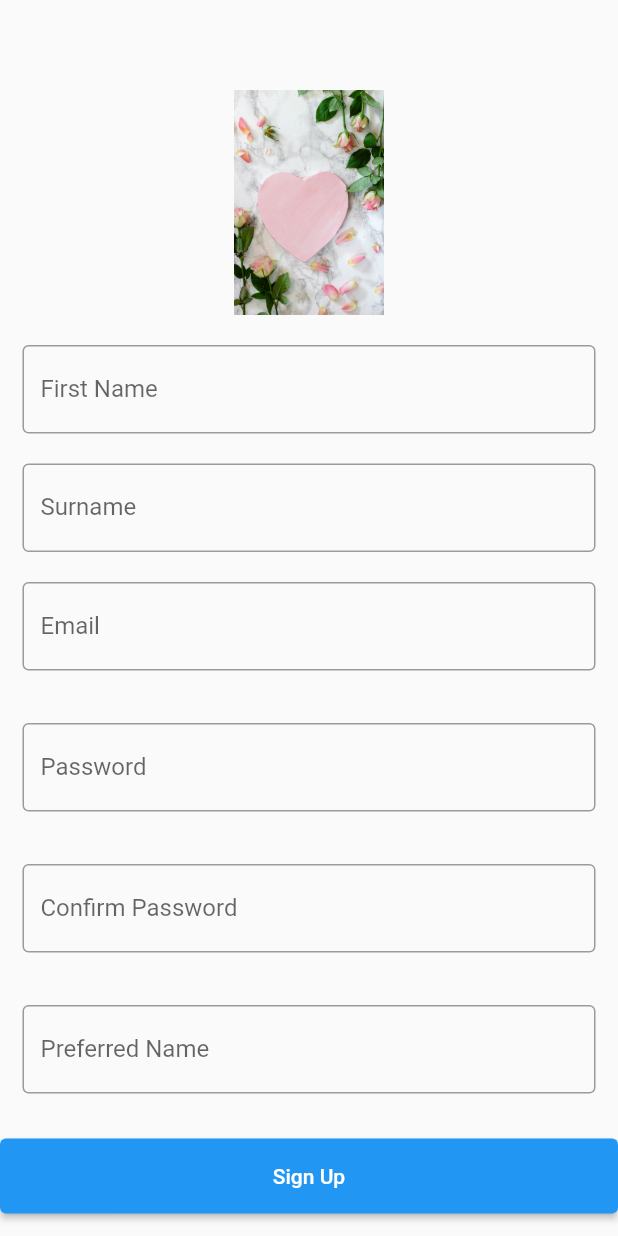
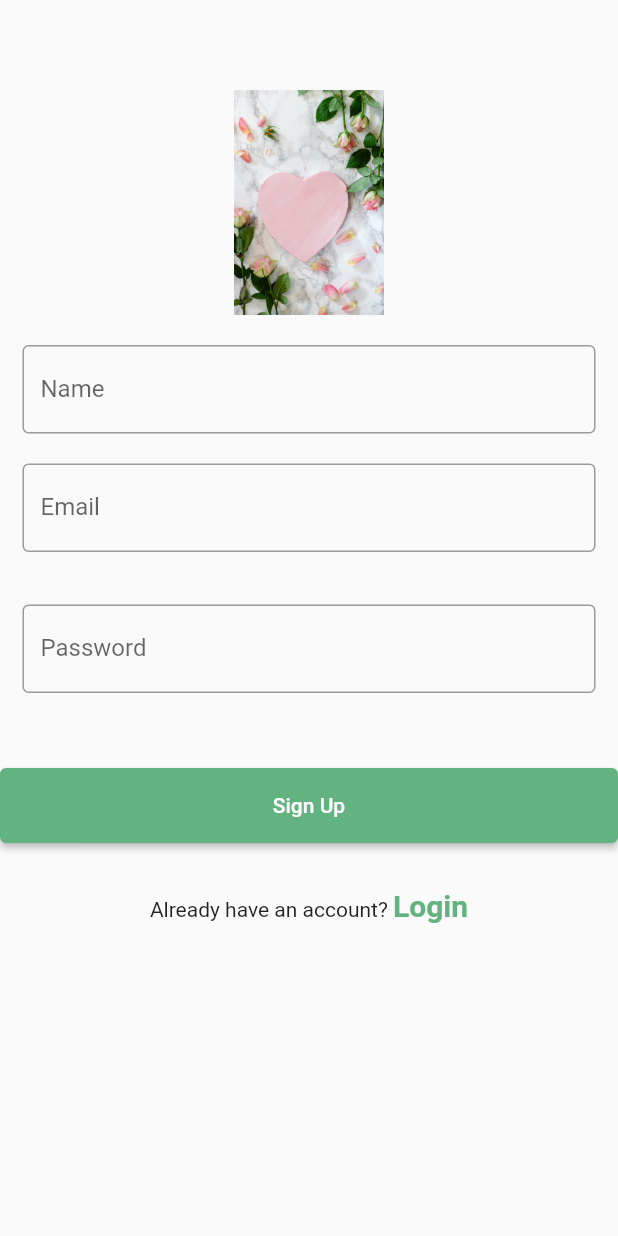
Before and after one commit to Amondi100/I_CARE, a Flutter app: the SignUp screen opened directly, on a phone screen of 412 x 824 dp. Run offline on Flutter 3.47's test engine with Material 2 defaults, Android fonts, the phone set to English and light mode, and no system bars; our stand-ins replace cloud_firestore, firebase_auth, firebase_core, flutter_smart_dialog, get, google_fonts; accounts and stored records are empty; network calls fail.

Commit message:
new commit

```diff
--- a/i_care/lib/controllers/auth_controller.dart
+++ b/i_care/lib/controllers/auth_controller.dart
@@ -36,7 +36,7 @@ class AuthController extends GetxController {
   _setInitialScreen(User? user) async {
     if (user == null) {
       // if the user is not found then the user is navigated to the Register Screen
-      Get.offAll(() => const IntroPage());
+      Get.offAll(() => IntroPage());
     } else {
       // if the user exists and logged in the the user is navigated to the Dashboard Screen
       Utils.showLoading(message: "Fetching Profile...");
--- a/i_care/lib/screens/sign_up.dart
+++ b/i_care/lib/screens/sign_up.dart
@@ -47,25 +47,12 @@ class _SignUpState extends State<SignUp> {
               child: TextField(
                 decoration: InputDecoration(
                     border: OutlineInputBorder(),
-                    labelText: 'First Name',
-                    hintText: 'Enter your first name'),
+                    labelText: 'Name',
+                    hintText: 'Enter your name'),
                 controller: _nameController,
               ),
             ),
-            SizedBox(
-              height: 20,
-            ),
-            Padding(
-              //padding: const EdgeInsets.only(left:15.0,right: 15.0,top:0,bottom: 0),
-              padding: EdgeInsets.symmetric(horizontal: 15),
-              child: TextField(
-                decoration: InputDecoration(
-                    border: OutlineInputBorder(),
-                    labelText: 'Surname',
-                    hintText: 'Enter your surname'),
-                controller: _nameController,
-              ),
-            ),
+
             SizedBox(
               height: 20,
             ),
@@ -96,41 +83,29 @@ class _SignUpState extends State<SignUp> {
                 controller: _passwordController,
               ),
             ),
+
             SizedBox(
               height: 20,
             ),
-            Padding(
-              padding: const EdgeInsets.only(
-                  left: 15.0, right: 15.0, top: 15, bottom: 0),
-              //padding: EdgeInsets.symmetric(horizontal: 15),
-              child: TextField(
-                obscureText: true,
-                decoration: InputDecoration(
-                    border: OutlineInputBorder(),
-                    labelText: 'Confirm Password',
-                    hintText: 'Enter secure password'),
-              ),
-            ),
-            SizedBox(
-              height: 20,
-            ),
-            Padding(
-              padding: const EdgeInsets.only(
-                  left: 15.0, right: 15.0, top: 15, bottom: 0),
-              //padding: EdgeInsets.symmetric(horizontal: 15),
-              child: TextField(
-                obscureText: true,
-                decoration: InputDecoration(
-                    border: OutlineInputBorder(),
-                    labelText: 'Preferred Name',
-                    hintText: 'Enter the name you want to be referred with'),
-                controller: _nameController,
-              ),
-            ),
+            // Padding(
+            // padding: const EdgeInsets.only(
+            // left: 15.0, right: 15.0, top: 15, bottom: 0),
+            //padding: EdgeInsets.symmetric(horizontal: 15),
+            // child: TextField(
+            // obscureText: true,
+            // decoration: InputDecoration(
+            // border: OutlineInputBorder(),
+            // labelText: 'Preferred Name',
+            // hintText: 'Enter the name you want to be referred with'),
+            // controller: _nameController,
+            // ),
+            // ),
             // ignore: deprecated_member_use
             const SizedBox(height: 30),
             ElevatedButton(
-              style: ElevatedButton.styleFrom(minimumSize: Size.fromHeight(50)),
+              style: ElevatedButton.styleFrom(
+                  minimumSize: Size.fromHeight(50),
+                  primary: AppConst.primaryColor),
               onPressed: () async {
                 if (_emailController.text.trim().isEmpty ||
                     !_emailController.text.trim().isEmail) {
@@ -157,9 +132,11 @@ class _SignUpState extends State<SignUp> {
                     text: 'Already have an account? ',
                     children: <InlineSpan>[
                   TextSpan(
-                      text: 'Sign In',
-                      style:
-                          TextStyle(fontSize: 20, fontWeight: FontWeight.bold),
+                      text: 'Login',
+                      style: TextStyle(
+                          fontSize: 20,
+                          fontWeight: FontWeight.bold,
+                          color: AppConst.primaryColor),
                       recognizer: TapGestureRecognizer()
                         ..onTap = () {
                           Get.to(() => IntroPage());
--- a/i_care/lib/screens/splash_screen.dart
+++ b/i_care/lib/screens/splash_screen.dart
@@ -16,7 +16,7 @@ class _SplashScreenState extends State<SplashScreen> {
   @override
   void initState() {
     super.initState();
-    Timer(Duration(seconds: 4), () => Get.to(() => HomePage()));
+    Timer(Duration(seconds: 10), () => Get.to(() => HomePage()));
     super.initState();
   }
 
--- a/i_care/lib/utils/utils.dart
+++ b/i_care/lib/utils/utils.dart
@@ -80,7 +80,7 @@ class Utils {
                   Text(
                     "$message",
                     style: TextStyle(
-                        color: Colors.red,
+                        color: Colors.black,
                         fontWeight: FontWeight.w400,
                         fontSize: 18),
                   ),
```
Also changed, not shown: i_care/lib/screens/book_appointment.dart (+27 -0 lines), i_care/lib/screens/login.dart (+9 -2 lines), i_care/images/emergency.jpg (added).
